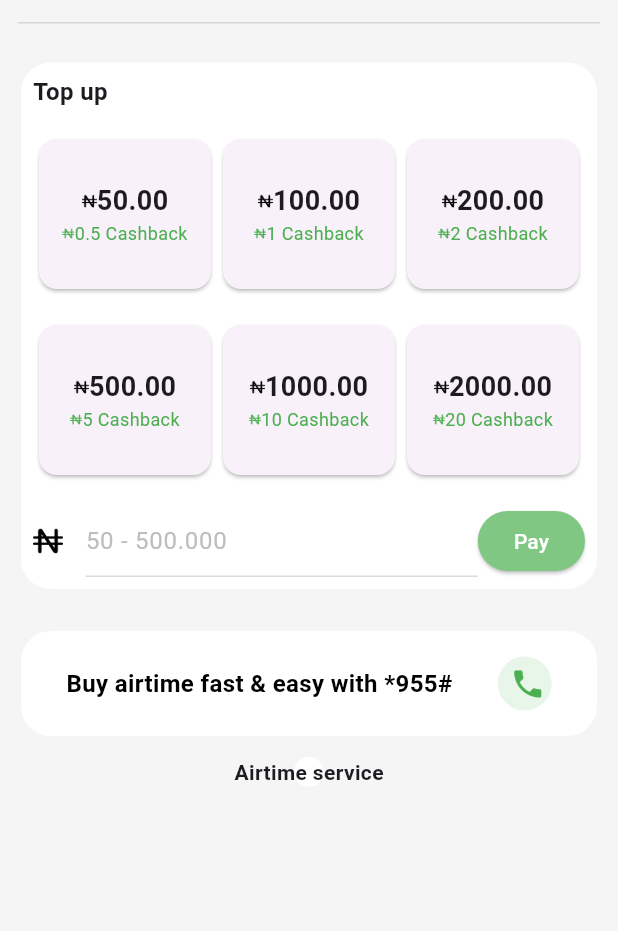
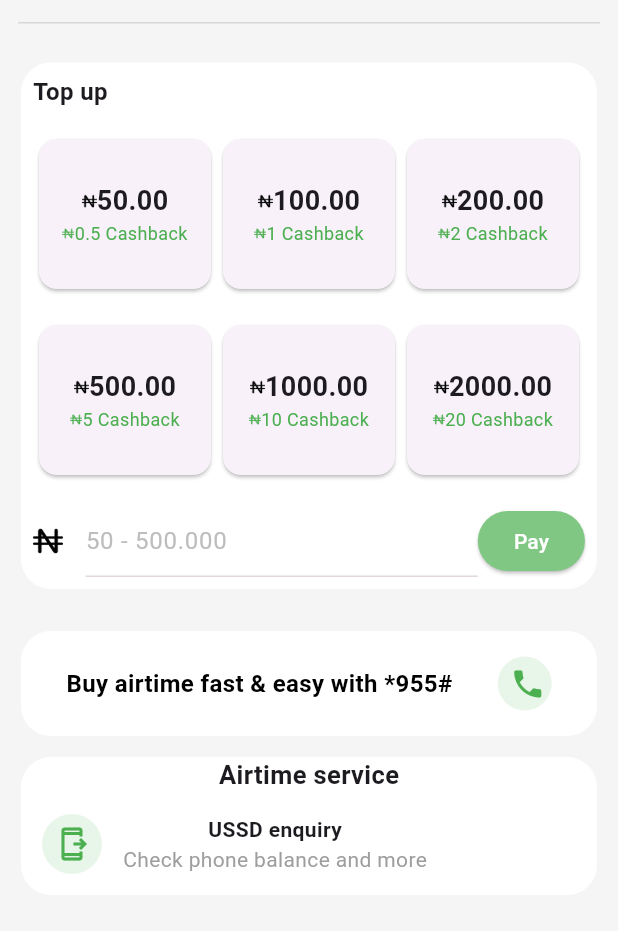
Before and after one commit to EverlastingBigFlo/mobile_app_ui, a Flutter app: the airtime screen opened by its route, on a phone screen of 412 x 824 dp, the part 305-1236 px from its top. Run offline on Flutter 3.47's test engine with Material 2 defaults, Android fonts, the light colour scheme and no system bars; our stand-ins replace smooth_page_indicator.

Commit message:
added another widget

```diff
--- a/lib/pages/airtime.dart
+++ b/lib/pages/airtime.dart
@@ -613,16 +613,48 @@ class _airtimeState extends State<airtime> {
                 ),
               ),
             ),
-            Container(
-              decoration:
-                  BoxDecoration(shape: BoxShape.circle, color: Colors.white),
+            Padding(
+              padding: const EdgeInsets.fromLTRB(14, 0, 14, 0),
+              child: Container(
+                decoration: BoxDecoration(
+                  borderRadius: BorderRadius.circular(20),
+                  color: Colors.white,
+                ),
                 child: Column(
                   children: [
                     Text(
                       'Airtime service',
+                      style:
+                          TextStyle(fontWeight: FontWeight.bold, fontSize: 17),
+                    ),
+                    Row(
+                      children: [
+                        Padding(
+                          padding: const EdgeInsets.all(14.0),
+                          child: CircleAvatar(
+                            backgroundColor: Colors.green[50],
+                            child: Icon(
+                              Icons.send_to_mobile_outlined,
+                              color: Colors.green,
+                            ),
+                          ),
+                        ),
+                        Column(
+                          children: [
+                            Text(
+                              'USSD enquiry',
                               style: TextStyle(fontWeight: FontWeight.bold),
+                            ),
+                            Text(
+                              'Check phone balance and more',
+                              style: TextStyle(color: Colors.grey),
                             )
                           ],
+                        )
+                      ],
+                    )
+                  ],
+                ),
               ),
             )
           ],
```
Also changed, not shown: lib/assets/smartphone.png (added). Lines whose indentation alone changed are shown as unchanged.
